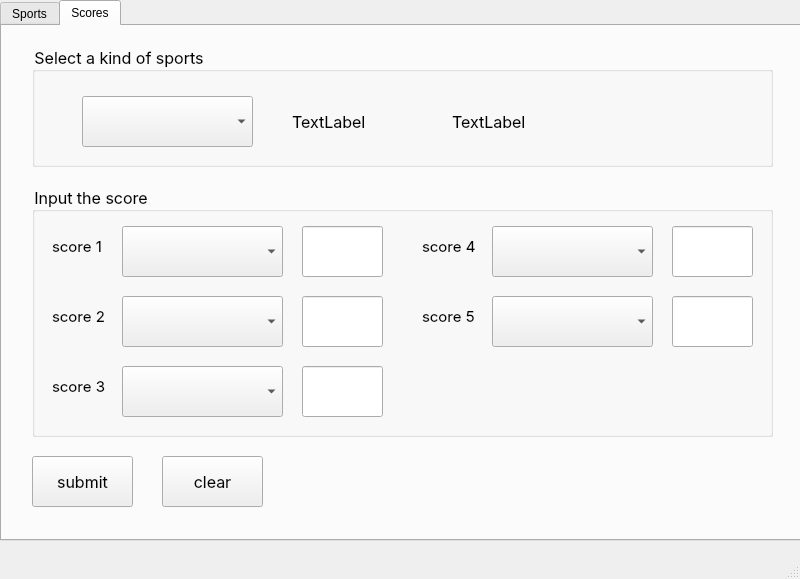
Above: src/ui/mainwindow.ui from PHANTOM-2004/GameStatistics before the change. Below: the same form after it.
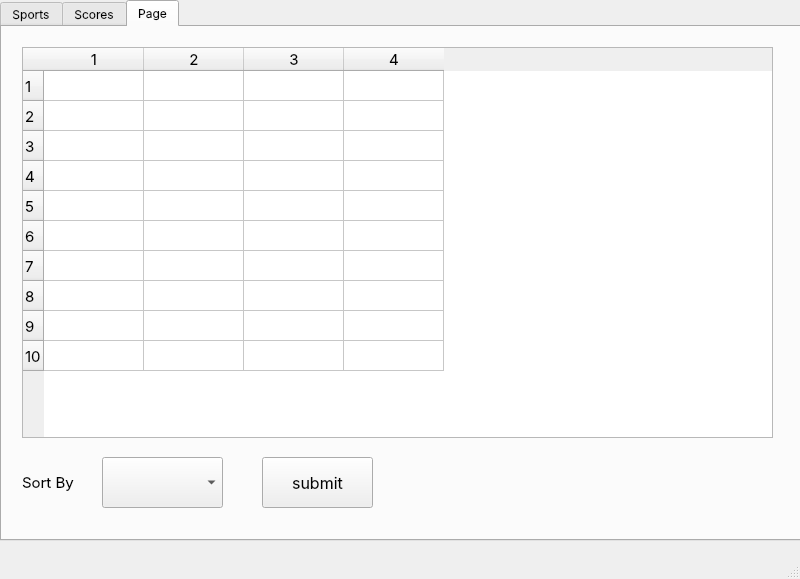
That is the form after the change.

Commit message: add rank page

Diff of the .ui file:
```diff
--- a/src/ui/mainwindow.ui
+++ b/src/ui/mainwindow.ui
@@ -23,8 +23,13 @@
       <height>541</height>
      </rect>
     </property>
+    <property name="font">
+     <font>
+      <family>SF Pro Text</family>
+     </font>
+    </property>
     <property name="currentIndex">
-     <number>1</number>
+     <number>2</number>
     </property>
     <widget class="QWidget" name="Sports">
      <attribute name="title">
@@ -437,6 +442,101 @@
       </widget>
      </widget>
     </widget>
+    <widget class="QWidget" name="Rank">
+     <attribute name="title">
+      <string>Page</string>
+     </attribute>
+     <widget class="QComboBox" name="comboBox">
+      <property name="geometry">
+       <rect>
+        <x>100</x>
+        <y>430</y>
+        <width>121</width>
+        <height>51</height>
+       </rect>
+      </property>
+      <property name="font">
+       <font>
+        <family>SF Pro Text</family>
+        <pointsize>11</pointsize>
+       </font>
+      </property>
+     </widget>
+     <widget class="QLabel" name="label">
+      <property name="geometry">
+       <rect>
+        <x>20</x>
+        <y>430</y>
+        <width>81</width>
+        <height>51</height>
+       </rect>
+      </property>
+      <property name="font">
+       <font>
+        <family>SF Pro Text</family>
+        <pointsize>11</pointsize>
+       </font>
+      </property>
+      <property name="text">
+       <string>Sort By</string>
+      </property>
+     </widget>
+     <widget class="QPushButton" name="pushButton">
+      <property name="geometry">
+       <rect>
+        <x>260</x>
+        <y>430</y>
+        <width>111</width>
+        <height>51</height>
+       </rect>
+      </property>
+      <property name="font">
+       <font>
+        <family>SF Pro Text</family>
+        <pointsize>12</pointsize>
+       </font>
+      </property>
+      <property name="text">
+       <string>submit</string>
+      </property>
+     </widget>
+     <widget class="QTableWidget" name="tableWidget">
+      <property name="geometry">
+       <rect>
+        <x>20</x>
+        <y>20</y>
+        <width>751</width>
+        <height>391</height>
+       </rect>
+      </property>
+      <property name="font">
+       <font>
+        <family>SF Pro Text</family>
+        <pointsize>11</pointsize>
+       </font>
+      </property>
+      <property name="rowCount">
+       <number>10</number>
+      </property>
+      <property name="columnCount">
+       <number>4</number>
+      </property>
+      <row/>
+      <row/>
+      <row/>
+      <row/>
+      <row/>
+      <row/>
+      <row/>
+      <row/>
+      <row/>
+      <row/>
+      <column/>
+      <column/>
+      <column/>
+      <column/>
+     </widget>
+    </widget>
    </widget>
   </widget>
   <widget class="QMenuBar" name="menubar">
```
The commit also changes 5 other files.
